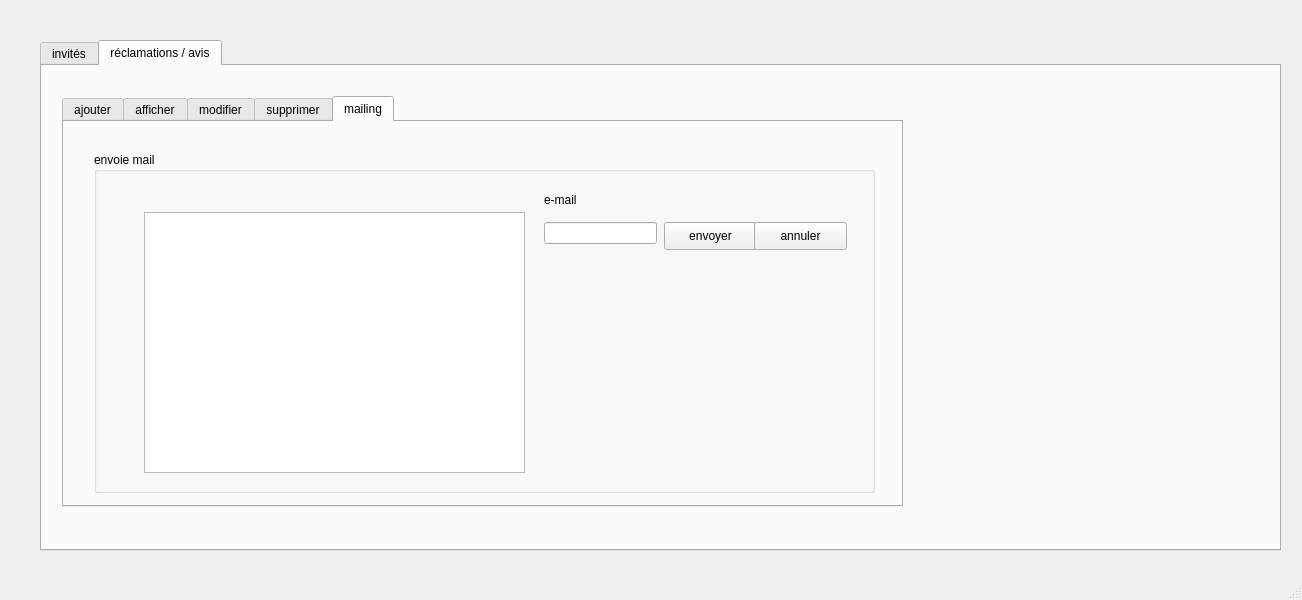
Old version of the form mainwindow.ui in the repository hanenjabnoun-Esprit-2019/Smart_News_Agency_2A26.
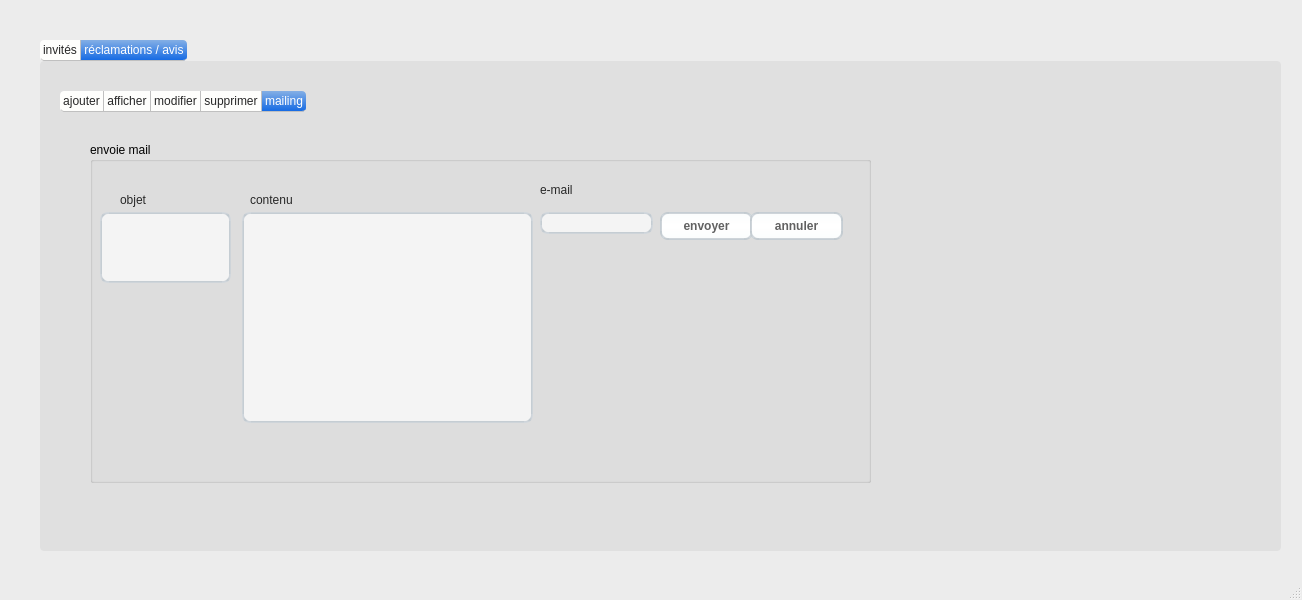
New version of the form. The open tabs and pages were chosen to show the change. Icons and pictures are not drawn.

What changed in the file:
```diff
--- a/mainwindow.ui
+++ b/mainwindow.ui
@@ -13,6 +13,442 @@
   <property name="windowTitle">
    <string>MainWindow</string>
   </property>
+  <property name="styleSheet">
+   <string notr="true">/*
+ * MacOS Style Sheet for QT Applications
+ * Author: Jaime A. Quiroga P.
+ * Company: GTRONICK
+ * Last updated: 25/12/2020, 23:10.
+ * Available at: https://github.com/GTRONICK/QSS/blob/master/MacOS.qss
+ */
+QMainWindow {
+    background-color:#ececec;
+}
+QPushButton, QToolButton, QCommandLinkButton{
+    padding: 0 5px 0 5px;
+    border-style: solid;
+    border-top-color: qlineargradient(spread:pad, x1:0, y1:0, x2:0, y2:1, stop:0 #c1c9cf, stop:1 #d2d8dd);
+    border-right-color: qlineargradient(spread:pad, x1:1, y1:0, x2:0, y2:0, stop:0 #c1c9cf, stop:1 #d2d8dd);
+    border-bottom-color: qlineargradient(spread:pad, x1:0, y1:1, x2:0, y2:0, stop:0 #c1c9cf, stop:1 #d2d8dd);
+    border-left-color: qlineargradient(spread:pad, x1:0, y1:0, x2:1, y2:0, stop:0 #c1c9cf, stop:1 #d2d8dd);
+    border-width: 2px;
+    border-radius: 8px;
+    color: #616161;
+    font-weight: bold;
+    background-color: qlineargradient(spread:pad, x1:0.5, y1:0, x2:0.5, y2:1, stop:0 #fbfdfd, stop:0.5 #ffffff, stop:1 #fbfdfd);
+}
+QPushButton::default, QToolButton::default, QCommandLinkButton::default{
+    border: 2px solid transparent;
+    color: #FFFFFF;
+    background-color: qlineargradient(spread:pad, x1:0.5, y1:0, x2:0.5, y2:1, stop:0 #84afe5, stop:1 #1168e4);
+}
+QPushButton:hover, QToolButton:hover, QCommandLinkButton:hover{
+    color: #3d3d3d;
+}
+QPushButton:pressed, QToolButton:pressed, QCommandLinkButton:pressed{
+    color: #aeaeae;
+    background-color: qlineargradient(spread:pad, x1:0.5, y1:0, x2:0.5, y2:1, stop:0 #ffffff, stop:0.5 #fbfdfd, stop:1 #ffffff);
+}
+QPushButton:disabled, QToolButton:disabled, QCommandLinkButton:disabled{
+    color: #616161;
+    background-color: qlineargradient(spread:pad, x1:0.5, y1:0, x2:0.5, y2:1, stop:0 #dce7eb, stop:0.5 #e0e8eb, stop:1 #dee7ec);
+}
+QLineEdit, QTextEdit, QPlainTextEdit, QSpinBox, QDoubleSpinBox, QTimeEdit, QDateEdit, QDateTimeEdit {
+    border-width: 2px;
+    border-radius: 8px;
+    border-style: solid;
+    border-top-color: qlineargradient(spread:pad, x1:0.5, y1:1, x2:0.5, y2:0, stop:0 #c1c9cf, stop:1 #d2d8dd);
+    border-right-color: qlineargradient(spread:pad, x1:0, y1:0, x2:1, y2:0, stop:0 #c1c9cf, stop:1 #d2d8dd);
+    border-bottom-color: qlineargradient(spread:pad, x1:0.5, y1:0, x2:0.5, y2:1, stop:0 #c1c9cf, stop:1 #d2d8dd);
+    border-left-color: qlineargradient(spread:pad, x1:1, y1:0, x2:0, y2:0, stop:0 #c1c9cf, stop:1 #d2d8dd);
+    background-color: #f4f4f4;
+    color: #3d3d3d;
+}
+QLineEdit:focus, QTextEdit:focus, QPlainTextEdit:focus, QSpinBox:focus, QDoubleSpinBox:focus, QTimeEdit:focus, QDateEdit:focus, QDateTimeEdit:focus {
+    border-width: 2px;
+    border-radius: 8px;
+    border-style: solid;
+    border-top-color: qlineargradient(spread:pad, x1:0.5, y1:1, x2:0.5, y2:0, stop:0 #85b7e3, stop:1 #9ec1db);
+    border-right-color: qlineargradient(spread:pad, x1:0, y1:0, x2:1, y2:0, stop:0 #85b7e3, stop:1 #9ec1db);
+    border-bottom-color: qlineargradient(spread:pad, x1:0.5, y1:0, x2:0.5, y2:1, stop:0 #85b7e3, stop:1 #9ec1db);
+    border-left-color: qlineargradient(spread:pad, x1:1, y1:0, x2:0, y2:0, stop:0 #85b7e3, stop:1 #9ec1db);
+    background-color: #f4f4f4;
+    color: #3d3d3d;
+}
+QLineEdit:disabled, QTextEdit:disabled, QPlainTextEdit:disabled, QSpinBox:disabled, QDoubleSpinBox:disabled, QTimeEdit:disabled, QDateEdit:disabled, QDateTimeEdit:disabled {
+    color: #b9b9b9;
+}
+QSpinBox::up-button, QDoubleSpinBox::up-button, QTimeEdit::up-button, QDateEdit::up-button, QDateTimeEdit::up-button {
+    subcontrol-origin: padding;
+    subcontrol-position: top right;
+    width: 15px;
+    color: #272727;
+    border-left-width: 1px;
+    border-left-color: darkgray;
+    border-left-style: solid;
+    border-top-right-radius: 3px;
+    padding: 3px;
+}
+QSpinBox::down-button, QDoubleSpinBox::down-button, QTimeEdit::down-button, QDateEdit::down-button, QDateTimeEdit::down-button {
+    subcontrol-origin: padding;
+    subcontrol-position: bottom right;
+    width: 15px;
+    color: #272727;
+    border-left-width: 1px;
+    border-left-color: darkgray;
+    border-left-style: solid;
+    border-bottom-right-radius: 3px;
+    padding: 3px;
+}
+QSpinBox::up-button:pressed, QDoubleSpinBox::up-button:pressed, QTimeEdit::up-button:pressed, QDateEdit::up-button:pressed, QDateTimeEdit::up-button:pressed {
+    color: #aeaeae;
+    background-color: qlineargradient(spread:pad, x1:0.5, y1:0, x2:0.5, y2:1, stop:0 #ffffff, stop:0.5 #fbfdfd, stop:1 #ffffff);
+}
+QSpinBox::down-button:pressed, QDoubleSpinBox::down-button:pressed, QTimeEdit::down-button:pressed, QDateEdit::down-button:pressed, QDateTimeEdit::down-button:pressed {
+    color: #aeaeae;
+    background-color: qlineargradient(spread:pad, x1:0.5, y1:0, x2:0.5, y2:1, stop:0 #ffffff, stop:0.5 #fbfdfd, stop:1 #ffffff);
+}
+QSpinBox::up-button:hover, QDoubleSpinBox::up-button:hover, QTimeEdit::up-button:hover, QDateEdit::up-button:hover, QDateTimeEdit::up-button:hover {
+    color: #FFFFFF;
+    border-top-right-radius: 5px;
+    background-color: qlineargradient(spread:pad, x1:0.5, y1:0, x2:0.5, y2:1, stop:0 #84afe5, stop:1 #1168e4);
+    
+}
+QSpinBox::down-button:hover, QDoubleSpinBox::down-button:hover, QTimeEdit::down-button:hover, QDateEdit::down-button:hover, QDateTimeEdit::down-button:hover {
+    color: #FFFFFF;
+    border-bottom-right-radius: 5px;
+    background-color: qlineargradient(spread:pad, x1:0.5, y1:0, x2:0.5, y2:1, stop:0 #84afe5, stop:1 #1168e4);
+}
+QSpinBox::up-arrow, QDoubleSpinBox::up-arrow, QTimeEdit::up-arrow, QDateEdit::up-arrow, QDateTimeEdit::up-arrow {
+    image: url(/usr/share/icons/Adwaita/16x16/actions/go-up-symbolic.symbolic.png);
+}
+QSpinBox::down-arrow, QDoubleSpinBox::down-arrow, QTimeEdit::down-arrow, QDateEdit::down-arrow, QDateTimeEdit::down-arrow {
+    image: url(/usr/share/icons/Adwaita/16x16/actions/go-down-symbolic.symbolic.png);
+}
+QProgressBar {
+    max-height: 8px;
+    text-align: center;
+    font: italic bold 11px;
+    color: #3d3d3d;
+    border: 1px solid transparent;
+    border-radius:4px;
+    background-color: qlineargradient(spread:pad, x1:0, y1:0, x2:0, y2:1, stop:0 #ddd5d5, stop:0.5 #dad3d3, stop:1 #ddd5d5);
+}
+QProgressBar::chunk {
+    background-color: qlineargradient(spread:pad, x1:0, y1:0, x2:0, y2:1, stop:0 #467dd1, stop:0.5 #3b88fc, stop:1 #467dd1);
+    border-radius: 4px;
+}
+QProgressBar:disabled {
+    color: #616161;
+}
+QProgressBar::chunk:disabled {
+    background-color: #aeaeae;
+}
+QSlider::groove {
+    border: 1px solid #bbbbbb;
+    background-color: #52595d;
+    border-radius: 4px;
+}
+QSlider::groove:horizontal {
+    height: 6px;
+}
+QSlider::groove:vertical {
+    width: 6px;
+}
+QSlider::handle:horizontal {
+    background: #ffffff;
+    border-style: solid;
+    border-width: 1px;
+    border-color: rgb(207,207,207);
+    width: 12px;
+    margin: -5px 0;
+    border-radius: 7px;
+}
+QSlider::handle:vertical {
+    background: #ffffff;
+    border-style: solid;
+    border-width: 1px;
+    border-color: rgb(207,207,207);
+    height: 12px;
+    margin: 0 -5px;
+    border-radius: 7px;
+}
+QSlider::add-page, QSlider::sub-page {
+    border: 1px transparent;
+    background-color: #52595d;
+    border-radius: 4px;
+}
+QSlider::add-page:horizontal {
+    background: qlineargradient(spread:pad, x1:0, y1:0, x2:0, y2:1, stop:0 #ddd5d5, stop:0.5 #dad3d3, stop:1 #ddd5d5);
+}
+QSlider::sub-page:horizontal {
+    background-color: qlineargradient(spread:pad, x1:0, y1:0, x2:1, y2:0, stop:0 #467dd1, stop:0.5 #3b88fc, stop:1 #467dd1);
+}
+QSlider::add-page:vertical {
+    background-color: qlineargradient(spread:pad, x1:0, y1:0, x2:0, y2:1, stop:0 #467dd1, stop:0.5 #3b88fc, stop:1 #467dd1);
+}
+QSlider::sub-page:vertical {
+    background: qlineargradient(spread:pad, x1:0, y1:0, x2:1, y2:0, stop:0 #ddd5d5, stop:0.5 #dad3d3, stop:1 #ddd5d5);
+}
+QSlider::add-page:horizontal:disabled, QSlider::sub-page:horizontal:disabled, QSlider::add-page:vertical:disabled, QSlider::sub-page:vertical:disabled {
+    background: #b9b9b9;
+}
+QComboBox, QFontComboBox {
+    border-width: 2px;
+    border-radius: 8px;
+    border-style: solid;
+    border-top-color: qlineargradient(spread:pad, x1:0.5, y1:1, x2:0.5, y2:0, stop:0 #c1c9cf, stop:1 #d2d8dd);
+    border-right-color: qlineargradient(spread:pad, x1:0, y1:0, x2:1, y2:0, stop:0 #c1c9cf, stop:1 #d2d8dd);
+    border-bottom-color: qlineargradient(spread:pad, x1:0.5, y1:0, x2:0.5, y2:1, stop:0 #c1c9cf, stop:1 #d2d8dd);
+    border-left-color: qlineargradient(spread:pad, x1:1, y1:0, x2:0, y2:0, stop:0 #c1c9cf, stop:1 #d2d8dd);
+    background-color: #f4f4f4;
+    color: #272727;
+    padding-left: 5px;
+}
+QComboBox:editable, QComboBox:!editable, QComboBox::drop-down:editable, QComboBox:!editable:on, QComboBox::drop-down:editable:on {
+    background: #ffff;
+}
+QComboBox::drop-down {
+    subcontrol-origin: padding;
+    subcontrol-position: top right;
+    width: 15px;
+    color: #272727;
+    border-left-width: 1px;
+    border-left-color: darkgray;
+    border-left-style: solid;
+    border-top-right-radius: 3px;
+    border-bottom-right-radius: 3px;
+}
+QComboBox::down-arrow {
+    image: url(/usr/share/icons/Adwaita/16x16/actions/go-down-symbolic.symbolic.png); /*Adawaita icon thene*/
+}
+
+QComboBox::down-arrow:on {
+    top: 1px;
+    left: 1px;
+}
+QComboBox QAbstractItemView {
+    border: 1px solid darkgray;
+    border-radius: 8px;
+    selection-background-color: #dadada;
+    selection-color: #272727;
+    color: #272727;
+    background: white;
+}
+QLabel, QCheckBox, QRadioButton {
+    color: #272727;
+}
+QCheckBox {
+    padding: 2px;
+}
+QCheckBox:disabled, QRadioButton:disabled {
+    color: #808086;
+    padding: 2px;
+}
+
+QCheckBox:hover {
+    border-radius:4px;
+    border-style:solid;
+    padding-left: 1px;
+    padding-right: 1px;
+    padding-bottom: 1px;
+    padding-top: 1px;
+    border-width:1px;
+    border-color: transparent;
+}
+QCheckBox::indicator:checked {
+    image: url(/usr/share/icons/Adwaita/16x16/actions/object-select-symbolic.symbolic.png);
+    height: 15px;
+    width: 15px;
+    border-style:solid;
+    border-width: 1px;
+    border-color: #48a5fd;
+    color: #ffffff;
+    border-radius: 3px;
+    background-color: qlineargradient(spread:pad, x1:0, y1:0, x2:0, y2:1, stop:0 #48a5fd, stop:0.5 #329cfb, stop:1 #48a5fd);
+}
+QCheckBox::indicator:unchecked {
+    
+    height: 15px;
+    width: 15px;
+    border-style:solid;
+    border-width: 1px;
+    border-color: #48a5fd;
+    border-radius: 3px;
+    background-color: #fbfdfa;
+}
+QLCDNumber {
+    color: #616161;;
+}
+QMenuBar {
+    background-color: #ececec;
+}
+QMenuBar::item {
+    color: #616161;
+    spacing: 3px;
+    padding: 1px 4px;
+    background-color: #ececec;
+}
+
+QMenuBar::item:selected {
+    background-color: #dadada;
+    color: #3d3d3d;
+}
+QMenu {
+    background-color: #ececec;
+}
+QMenu::item:selected {
+    background-color: #dadada;
+    color: #3d3d3d;
+}
+QMenu::item {
+    color: #616161;;
+    background-color: #e0e0e0;
+}
+QTabWidget {
+    color:rgb(0,0,0);
+    background-color:#000000;
+}
+QTabWidget::pane {
+    border-color: #050a0e;
+    background-color: #e0e0e0;
+    border-width: 1px;
+    border-radius: 4px;
+    position: absolute;
+    top: -0.5em;
+    padding-top: 0.5em;
+}
+
+QTabWidget::tab-bar {
+    alignment: center;
+}
+
+QTabBar::tab {
+    border-bottom: 1px solid #c0c0c0;
+    padding: 3px;
+    color: #272727;
+    background-color: #fefefc;
+    margin-left:0px;
+}
+QTabBar::tab:!last {
+    border-right: 1px solid;
+    border-right-color: #c0c0c0;
+    border-bottom-color: #c0c0c0;
+}
+QTabBar::tab:first {
+    border-top-left-radius: 4px;
+    border-bottom-left-radius: 4px;
+}
+QTabBar::tab:last {
+    border-top-right-radius: 4px;
+    border-bottom-right-radius: 4px;
+}
+QTabBar::tab:selected, QTabBar::tab:last:selected, QTabBar::tab:hover {
+    color: #FFFFFF;
+    background-color: qlineargradient(spread:pad, x1:0.5, y1:0, x2:0.5, y2:1, stop:0 #84afe5, stop:1 #1168e4);
+}
+QRadioButton::indicator {
+    height: 14px;
+    width: 14px;
+    border-style:solid;
+    border-radius:7px;
+    border-width: 1px;
+}
+QRadioButton::indicator:checked {
+    border-color: #48a5fd;
+    background-color: qradialgradient(cx:0.5, cy:0.5, radius:0.4,fx:0.5, fy:0.5, stop:0 #ffffff, stop:0.5 #ffffff, stop:0.6 #48a5fd, stop:1 #48a5fd);
+}
+QRadioButton::indicator:!checked {
+    border-color: #a9b7c6;
+    background-color: #fbfdfa;
+}
+QStatusBar {
+    color:#027f7f;
+}
+
+QDial {
+    background: #16a085;
+}
+
+QToolBox {
+    color: #a9b7c6;
+    background-color: #222b2e;
+}
+QToolBox::tab {
+    color: #a9b7c6;
+    background-color:#222b2e;
+}
+QToolBox::tab:selected {
+    color: #FFFFFF;
+    background-color:#222b2e;
+}
+QScrollArea {
+    color: #FFFFFF;
+    background-color:#222b2e;
+}
+
+QScrollBar:horizontal {
+	max-height: 10px;
+	border: 1px transparent grey;
+	margin: 0px 20px 0px 20px;
+	background: transparent;
+}
+QScrollBar:vertical {
+	max-width: 10px;
+	border: 1px transparent grey;
+	margin: 20px 0px 20px 0px;
+	background: transparent;
+}
+QScrollBar::handle:vertical, QScrollBar::handle:horizontal {
+	background: #52595d;
+	border-style: transparent;
+	border-radius: 4px;
+	min-height: 25px;
+}
+QScrollBar::handle:horizontal:hover, QScrollBar::handle:vertical:hover {
+	background: qlineargradient(spread:pad, x1:0, y1:0, x2:1, y2:0, stop:0 #467dd1, stop:0.5 #3b88fc, stop:1 #467dd1);
+}
+QScrollBar::add-line, QScrollBar::sub-line {
+    border: 2px transparent grey;
+    border-radius: 4px;
+    subcontrol-origin: margin;
+    background: #b9b9b9;
+}
+QScrollBar::add-line:horizontal {
+    width: 20px;
+    subcontrol-position: right;
+}
+QScrollBar::add-line:vertical {
+    height: 20px;
+    subcontrol-position: bottom;
+}
+QScrollBar::sub-line:horizontal {
+    width: 20px;
+    subcontrol-position: left;
+}
+QScrollBar::sub-line:vertical {
+    height: 20px;
+    subcontrol-position: top;
+}
+QScrollBar::add-line:vertical:pressed, QScrollBar::add-line:horizontal:pressed, QScrollBar::sub-line:horizontal:pressed, QScrollBar::sub-line:vertical:pressed {
+    background: qlineargradient(spread:pad, x1:0, y1:0, x2:1, y2:0, stop:0 #467dd1, stop:0.5 #3b88fc, stop:1 #467dd1);
+}
+QScrollBar::add-page:horizontal, QScrollBar::sub-page:horizontal, QScrollBar::add-page:vertical, QScrollBar::sub-page:vertical {
+    background: none;
+}
+QScrollBar::up-arrow:vertical {
+    image: url(/usr/share/icons/Adwaita/16x16/actions/go-up-symbolic.symbolic.png);
+}
+QScrollBar::down-arrow:vertical {
+    image: url(/usr/share/icons/Adwaita/16x16/actions/go-down-symbolic.symbolic.png);
+}
+QScrollBar::left-arrow:horizontal {
+    image: url(/usr/share/icons/Adwaita/16x16/actions/go-previous-symbolic.symbolic.png);
+}
+QScrollBar::right-arrow:horizontal {
+    image: url(/usr/share/icons/Adwaita/16x16/actions/go-next-symbolic.symbolic.png);
+}</string>
+  </property>
   <widget class="QWidget" name="centralwidget">
    <widget class="QTabWidget" name="tabWidget">
     <property name="geometry">
@@ -959,16 +1395,6 @@
         <property name="title">
          <string>envoie mail</string>
         </property>
-        <widget class="QTextEdit" name="textEdit">
-         <property name="geometry">
-          <rect>
-           <x>50</x>
-           <y>60</y>
-           <width>381</width>
-           <height>261</height>
-          </rect>
-         </property>
-        </widget>
         <widget class="QLineEdit" name="lineEdit_22">
          <property name="geometry">
           <rect>
@@ -1018,6 +1444,52 @@
           <string>annuler</string>
          </property>
         </widget>
+        <widget class="QLineEdit" name="lineEdit_27">
+         <property name="geometry">
+          <rect>
+           <x>152</x>
+           <y>70</y>
+           <width>291</width>
+           <height>211</height>
+          </rect>
+         </property>
+        </widget>
+        <widget class="QLineEdit" name="lineEdit_28">
+         <property name="geometry">
+          <rect>
+           <x>10</x>
+           <y>70</y>
+           <width>131</width>
+           <height>71</height>
+          </rect>
+         </property>
+        </widget>
+        <widget class="QLabel" name="label_27">
+         <property name="geometry">
+          <rect>
+           <x>30</x>
+           <y>50</y>
+           <width>55</width>
+           <height>16</height>
+          </rect>
+         </property>
+         <property name="text">
+          <string>objet</string>
+         </property>
+        </widget>
+        <widget class="QLabel" name="label_28">
+         <property name="geometry">
+          <rect>
+           <x>160</x>
+           <y>50</y>
+           <width>55</width>
+           <height>16</height>
+          </rect>
+         </property>
+         <property name="text">
+          <string>contenu</string>
+         </property>
+        </widget>
        </widget>
       </widget>
      </widget>
```
Left out of the diff: 131 changed lines with no effect on the pictures.
